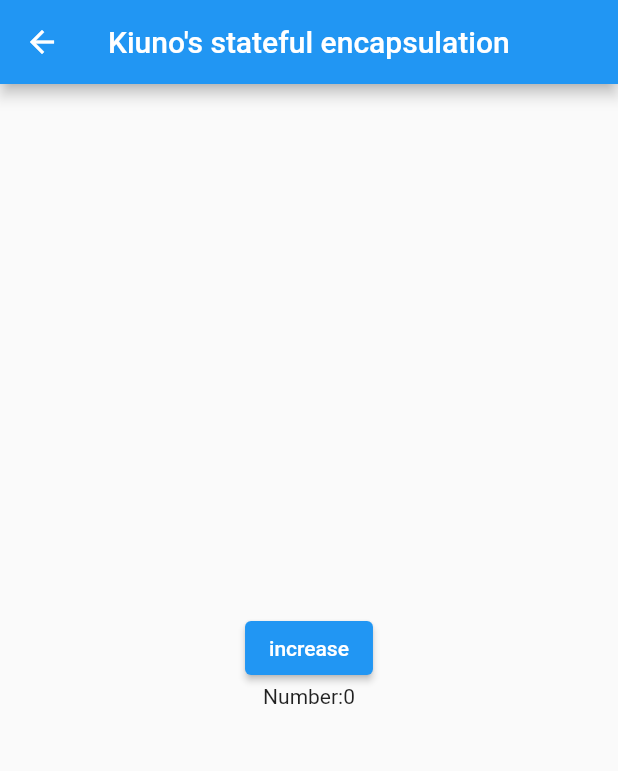
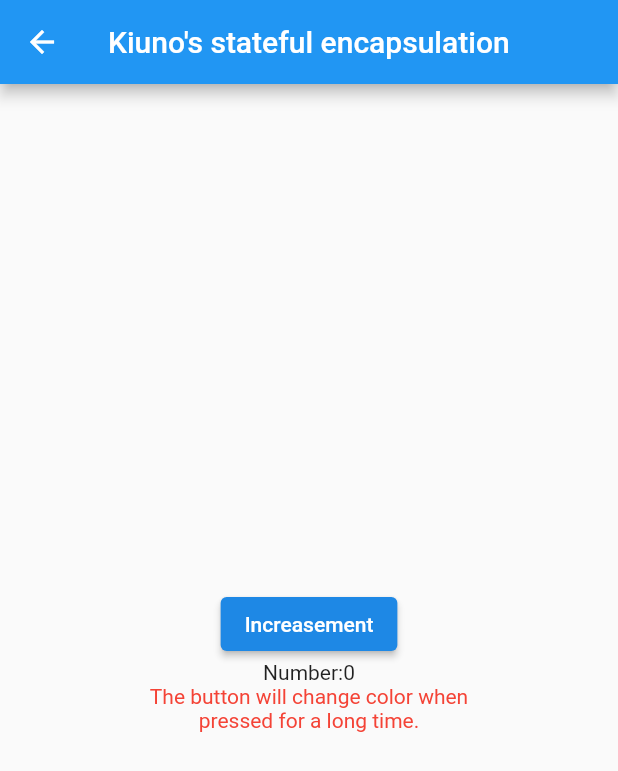
Before and after one commit to a58161017/flutter-kiuno-example, a Flutter app: the screen it shows after launch, after a tap on "Stateful encapsulation", on a phone screen of 412 x 824 dp. Shown: the top 771 px of the screen. Run offline on Flutter 3.47's test engine with Material 2 defaults, Android fonts, the light colour scheme and no system bars; our stand-ins replace bloc, flutter_bloc; network calls fail.

Commit message:
Add numbers game bloc

```diff
--- a/lib/main.dart
+++ b/lib/main.dart
@@ -1,13 +1,14 @@
 import 'package:flutter/material.dart';
-import 'package:flutter_kiuno_example/layout_basic.dart';
-import 'package:flutter_kiuno_example/layout_ex1.dart';
-import 'package:flutter_kiuno_example/layout_ex2.dart';
-import 'package:flutter_kiuno_example/layout_ex3.dart';
-import 'package:flutter_kiuno_example/stateful_basic.dart';
-import 'package:flutter_kiuno_example/stateful_encapsulation.dart';
+import 'package:flutter_kiuno_example/layout/layout_basic.dart';
+import 'package:flutter_kiuno_example/layout/layout_ex1.dart';
+import 'package:flutter_kiuno_example/layout/layout_ex2.dart';
+import 'package:flutter_kiuno_example/layout/layout_ex3.dart';
+import 'package:flutter_kiuno_example/state/stateful_basic.dart';
+import 'package:flutter_kiuno_example/state/stateful_encapsulation.dart';
+import 'package:flutter_kiuno_example/bloc/numbers_game_bloc.dart';
 
-import 'lifecycle.dart';
-import 'list.dart';
+import 'lifecycle/lifecycle.dart';
+import 'layout/list.dart';
 
 void main() {
   runApp(MyApp());
@@ -27,6 +28,7 @@ class MyApp extends StatelessWidget {
           "stateful_basic_page":(context) => StatefulBasicRoute(),
           "stateful_encapsulation_page":(context) => StatefulEncapsulationRoute(),
           "list_page":(context) => ListRoute(),
+          "numbers_game_bloc_page":(context) => NumbersGameBlocRoute(),
           "/":(context) => MyHomeRoute(),
         },
     );
@@ -49,6 +51,7 @@ class MyHomeRoute extends StatelessWidget {
           _buildNavigationButtonByRouteName(context, 'Stateful basic', "stateful_basic_page"),
           _buildNavigationButtonByRouteName(context, 'Stateful encapsulation', "stateful_encapsulation_page"),
           _buildNavigationButtonByRouteName(context, 'List', "list_page"),
+          _buildNavigationButtonByRouteName(context, 'Numbers game bloc', "numbers_game_bloc_page"),
 
           // _buildNavigationButton(context, 'Lifecycle', LifecycleRoute()),
           // _buildNavigationButton(context, 'Layout basic', LayoutBasicRoute()),
@@ -58,6 +61,7 @@ class MyHomeRoute extends StatelessWidget {
           // _buildNavigationButton(context, 'Stateful basic', StatefulBasicRoute()),
           // _buildNavigationButton(context, 'Stateful encapsulation', StatefulEncapsulationRoute()),
           // _buildNavigationButton(context, 'List', ListRoute()),
+          // _buildNavigationButton(context, 'Numbers game bloc', NumbersGameBlocRoute()),
         ],
       ),
     );
--- /dev/null
+++ b/lib/state/stateful_encapsulation.dart
@@ -0,0 +1,117 @@
+import 'package:flutter/material.dart';
+
+/*
+Decide which Widgets the state belongs to:
+(1) If the state is user data, such as the selected state of a check box and
+    the position of a slider, the state is best managed by the parent Widget.
+(2) If the state is related to the appearance of the interface, such as color
+    and animation, the state is best managed by the Widget itself.
+(3) If a certain state is shared by different Widgets, it is better to be
+    managed by their common parent Widget.
+*/
+class StatefulEncapsulationRoute extends StatelessWidget {
+  @override
+  Widget build(BuildContext context) {
+    var args = ModalRoute.of(context).settings.arguments;
+    return MaterialApp(
+      title: 'Startup Stateful Encapsulation',
+      home: Scaffold(
+        appBar: AppBar(
+          leading: IconButton(
+            icon: Icon(Icons.arrow_back),
+            onPressed: () {
+              Navigator.pop(context, "$args return");
+            },
+          ),
+          title: Text('Kiuno\'s stateful encapsulation'),
+        ),
+        body: _Counter(),
+      ),
+    );
+  }
+}
+
+// It is recommended that these states be managed by higher-level widget.
+class _Counter extends StatefulWidget {
+  @override
+  _CounterState createState() => _CounterState();
+}
+
+class _CounterState extends State<_Counter> {
+  int _counter = 0;
+
+  void _increaseCounter() {
+    setState(() => _counter++);
+  }
+
+  @override
+  Widget build(BuildContext context) {
+    return Center(
+      child: Column(
+        mainAxisSize: MainAxisSize.min,
+        children: [
+          _CounterIncreasementor(count: _counter, onPressed: _increaseCounter),
+          _CounterDisplay(
+            count: _counter,
+          ),
+          Container(
+            width: 250,
+            child: Text(
+              'The button will change color when pressed for a long time.',
+              style: TextStyle(color: Colors.red),
+              textAlign: TextAlign.center,
+            ),
+          ),
+        ],
+      ),
+    );
+  }
+}
+
+// The count state is already managed by the parent widget _Counter, so this widget can be stateless.
+class _CounterDisplay extends StatelessWidget {
+  _CounterDisplay({@required this.count});
+
+  final int count;
+
+  @override
+  Widget build(BuildContext context) {
+    return Text('Number:$count');
+  }
+}
+
+// The count state is already managed by the parent widget _Counter, so this widget can be stateless.
+class _CounterIncreasementor extends StatefulWidget {
+  _CounterIncreasementor({@required this.count, @required this.onPressed});
+
+  final int count;
+  final VoidCallback onPressed;
+
+  @override
+  State createState() => _CounterIncreasementorState();
+}
+
+class _CounterIncreasementorState extends State<_CounterIncreasementor> {
+  bool _highlight = false;
+
+  void _onHighlightChanged(bool needHighLight) {
+    setState(() => _highlight = needHighLight);
+  }
+
+  @override
+  Widget build(BuildContext context) {
+    return GestureDetector(
+      onTap: () => () => _onHighlightChanged(true),
+      onTapDown: (TapDownDetails details) => _onHighlightChanged(true),
+      onTapUp: (TapUpDetails details) => _onHighlightChanged(false),
+      onTapCancel: () => _onHighlightChanged(false),
+      child: ElevatedButton(
+        style: ElevatedButton.styleFrom(
+          primary: _highlight ? Colors.black : Colors.blue[600],
+        ),
+        child: Text('Increasement'),
+        onPressed: widget.onPressed,
+      ),
+    );
+  }
+}
--- a/lib/stateful_encapsulation.dart
+++ /dev/null
@@ -1,71 +0,0 @@
-import 'package:flutter/material.dart';
-
-class StatefulEncapsulationRoute extends StatelessWidget {
-  @override
-  Widget build(BuildContext context) {
-    var args = ModalRoute.of(context).settings.arguments;
-    return MaterialApp(
-      title: 'Startup Stateful Encapsulation',
-      home: Scaffold(
-        appBar: AppBar(
-          leading: IconButton(icon: Icon(Icons.arrow_back), onPressed: () { Navigator.pop(context, "$args return"); },),
-          title: Text('Kiuno\'s stateful encapsulation'),
-        ),
-        body: _Counter(),
-      ),
-    );
-  }
-}
-
-class _Counter extends StatefulWidget {
-  @override
-  _CounterState createState() => _CounterState();
-}
-
-class _CounterState extends State<_Counter> {
-  int _counter = 0;
-
-  void _increaseCounter() {
-    setState(() {
-      _counter++;
-    });
-  }
-
-  @override
-  Widget build(BuildContext context) {
-    return Center(
-      child: Column(
-        mainAxisSize: MainAxisSize.min,
-        children: [
-          _CounterIncrementor(onPressed: _increaseCounter),
-          _CounterDisplay(count: _counter,),
-        ],
-      ),
-    );
-  }
-}
-
-class _CounterDisplay extends StatelessWidget {
-  _CounterDisplay({@required this.count});
-
-  final int count;
-
-  @override
-  Widget build(BuildContext context) {
-    return Text('Number:$count');
-  }
-}
-
-class _CounterIncrementor extends StatelessWidget {
-  _CounterIncrementor({@required this.onPressed});
-
-  final VoidCallback onPressed;
-
-  @override
-  Widget build(BuildContext context) {
-    return ElevatedButton(
-        child: Text('increase'),
-        onPressed: onPressed
-    );
-  }
-}
--- a/pubspec.yaml
+++ b/pubspec.yaml
@@ -24,6 +24,7 @@ dependencies:
   flutter:
     sdk: flutter
   english_words: ^4.0.0-0
+  flutter_bloc: ^7.0.1
 
 
   # The following adds the Cupertino Icons font to your application.
```
Also changed, not shown: lib/bloc/numbers_bloc.dart (added, +54 -0 lines), lib/bloc/numbers_event.dart (added, +9 -0 lines), lib/bloc/numbers_game_bloc.dart (added, +128 -0 lines), lib/bloc/numbers_state.dart (added, +41 -0 lines), lib/state/stateful_basic.dart (renamed from lib/stateful_basic.dart, +11 -3 lines), lib/layout/layout_basic.dart (renamed from lib/layout_basic.dart), lib/layout/layout_ex1.dart (renamed from lib/layout_ex1.dart), lib/layout/layout_ex2.dart (renamed from lib/layout_ex2.dart), lib/layout/layout_ex3.dart (renamed from lib/layout_ex3.dart), lib/layout/list.dart (renamed from lib/list.dart), lib/lifecycle/lifecycle.dart (renamed from lib/lifecycle.dart), pubspec.lock.
